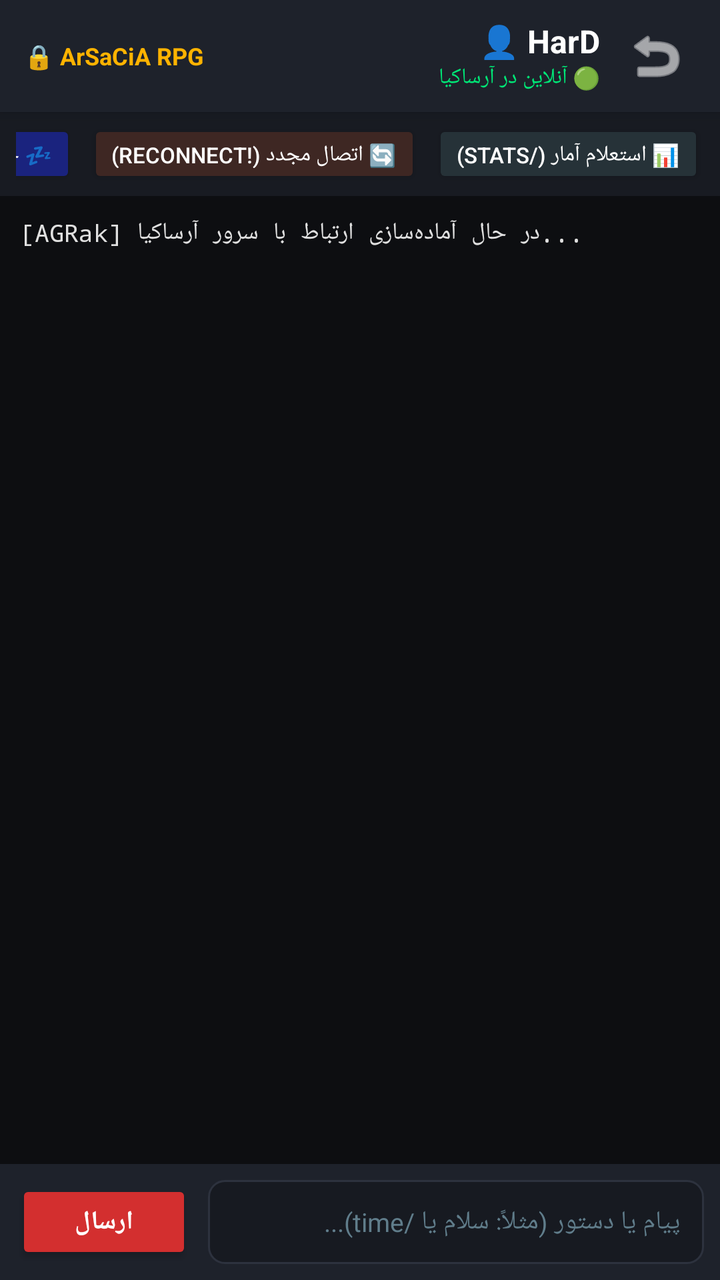
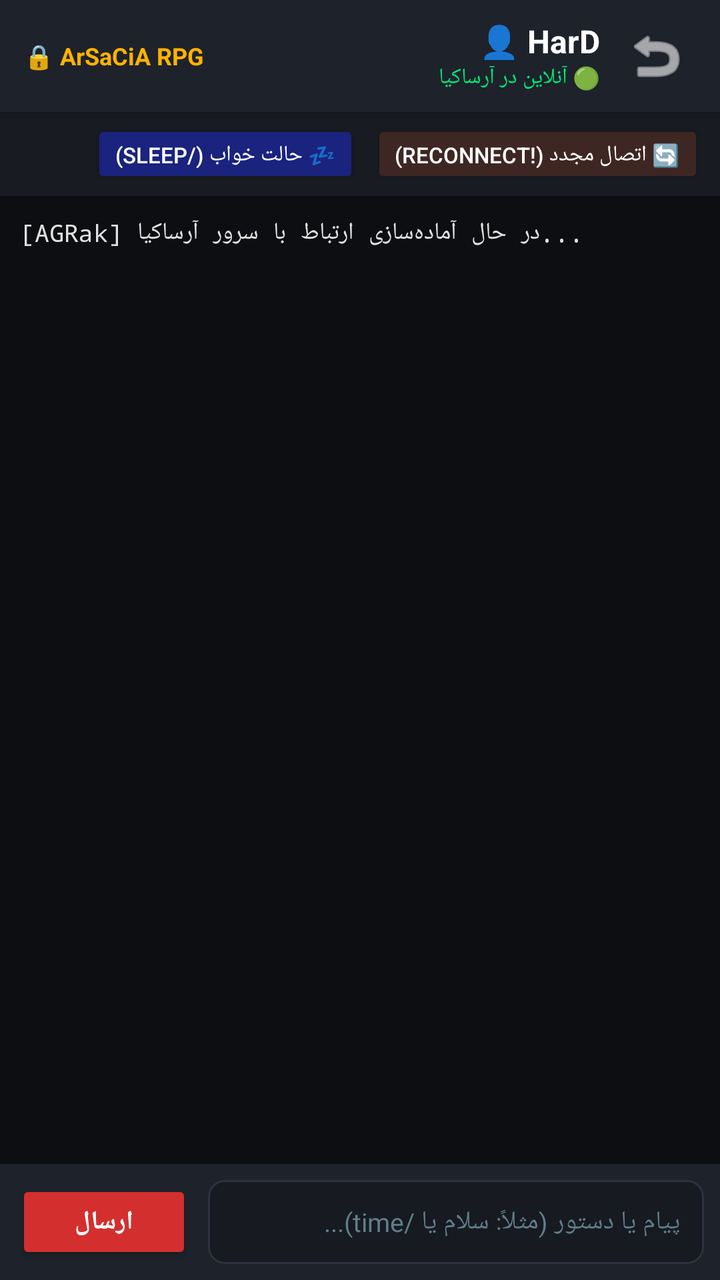

Compare the two renders of this Android layout. The source of the first and the diff that turns it into the second are given below.
<!-- AndroidManifest.xml: application theme Theme.AGRak -->
<!-- res/layout/activity_chat.xml -->
<?xml version="1.0" encoding="utf-8"?>
<LinearLayout xmlns:android="http://schemas.android.com/apk/res/android"
    xmlns:app="http://schemas.android.com/apk/res-auto"
    android:layout_width="match_parent"
    android:layout_height="match_parent"
    android:background="@color/bg_dark"
    android:orientation="vertical"
    android:layoutDirection="rtl">

    
    <androidx.cardview.widget.CardView
        android:layout_width="match_parent"
        android:layout_height="wrap_content"
        app:cardBackgroundColor="@color/card_dark"
        app:cardCornerRadius="0dp"
        app:cardElevation="4dp">

        <LinearLayout
            android:layout_width="match_parent"
            android:layout_height="56dp"
            android:gravity="center_vertical"
            android:orientation="horizontal"
            android:paddingHorizontal="12dp">

            <ImageButton
                android:id="@+id/btnBack"
                android:layout_width="40dp"
                android:layout_height="40dp"
                android:background="?attr/selectableItemBackgroundBorderless"
                android:src="@android:drawable/ic_menu_revert"
                android:tint="@color/text_white"
                android:contentDescription="بازگشت" />

            <LinearLayout
                android:layout_width="0dp"
                android:layout_height="wrap_content"
                android:layout_marginStart="8dp"
                android:layout_weight="1"
                android:orientation="vertical">

                <TextView
                    android:id="@+id/tvChatAccountName"
                    android:layout_width="wrap_content"
                    android:layout_height="wrap_content"
                    android:text="👤 HarD"
                    android:textColor="@color/text_white"
                    android:textSize="16sp"
                    android:textStyle="bold" />

                <TextView
                    android:id="@+id/tvChatStatus"
                    android:layout_width="wrap_content"
                    android:layout_height="wrap_content"
                    android:text="🟢 آنلاین در آرساکیا"
                    android:textColor="@color/status_green"
                    android:textSize="11sp" />
            </LinearLayout>

            
            <TextView
                android:layout_width="wrap_content"
                android:layout_height="wrap_content"
                android:text="🔒 ArSaCiA RPG"
                android:textColor="@color/accent_gold"
                android:textSize="12sp"
                android:textStyle="bold" />

        </LinearLayout>
    </androidx.cardview.widget.CardView>

    
    <HorizontalScrollView
        android:layout_width="match_parent"
        android:layout_height="wrap_content"
        android:background="#181B22"
        android:paddingVertical="4dp"
        android:paddingHorizontal="8dp"
        android:scrollbars="none">

        <LinearLayout
            android:layout_width="wrap_content"
            android:layout_height="wrap_content"
            android:orientation="horizontal">

            <Button
                android:id="@+id/btnQuickStats"
                android:layout_width="wrap_content"
                android:layout_height="34dp"
                android:layout_marginEnd="6dp"
                android:backgroundTint="#263238"
                android:text="📊 استعلام آمار (/stats)"
                android:textColor="@color/text_white"
                android:textSize="11sp" />

            <Button
                android:id="@+id/btnQuickReconnect"
                android:layout_width="wrap_content"
                android:layout_height="34dp"
                android:layout_marginEnd="6dp"
                android:backgroundTint="#3E2723"
                android:text="🔄 اتصال مجدد (!reconnect)"
                android:textColor="@color/text_white"
                android:textSize="11sp" />

            <Button
                android:id="@+id/btnQuickSleep"
                android:layout_width="wrap_content"
                android:layout_height="34dp"
                android:backgroundTint="#1A237E"
                android:text="💤 حالت خواب (/sleep)"
                android:textColor="@color/text_white"
                android:textSize="11sp" />
        </LinearLayout>
    </HorizontalScrollView>

    
    <ScrollView
        android:id="@+id/scrollConsole"
        android:layout_width="match_parent"
        android:layout_height="0dp"
        android:layout_weight="1"
        android:background="#0D0E11"
        android:padding="10dp"
        android:fillViewport="true">

        <TextView
            android:id="@+id/tvConsoleLogs"
            android:layout_width="match_parent"
            android:layout_height="wrap_content"
            android:textColor="#E0E0E0"
            android:textSize="12sp"
            android:typeface="monospace"
            android:textIsSelectable="true"
            android:text="[AGRak] در حال آماده‌سازی ارتباط با سرور آرساکیا...\n" />
    </ScrollView>

    
    <androidx.cardview.widget.CardView
        android:layout_width="match_parent"
        android:layout_height="wrap_content"
        app:cardBackgroundColor="@color/card_dark"
        app:cardCornerRadius="0dp"
        app:cardElevation="8dp">

        <LinearLayout
            android:layout_width="match_parent"
            android:layout_height="wrap_content"
            android:gravity="center_vertical"
            android:orientation="horizontal"
            android:padding="8dp">

            <EditText
                android:id="@+id/etChatMessage"
                android:layout_width="0dp"
                android:layout_height="42dp"
                android:layout_weight="1"
                android:background="@drawable/bg_input_field"
                android:hint="پیام یا دستور (مثلاً: سلام یا /time)..."
                android:textColorHint="@color/text_hint"
                android:textColor="@color/text_white"
                android:textSize="13sp"
                android:paddingHorizontal="12dp"
                android:singleLine="true" />

            <Button
                android:id="@+id/btnSendMessage"
                android:layout_width="wrap_content"
                android:layout_height="42dp"
                android:layout_marginStart="8dp"
                android:backgroundTint="@color/primary_red"
                android:text="@string/send"
                android:textColor="@color/text_white"
                android:textStyle="bold"
                android:textSize="13sp" />

        </LinearLayout>
    </androidx.cardview.widget.CardView>

</LinearLayout>
<!-- resources referenced by this layout -->
<resources>
  <color name="accent_gold">#FFB300</color>
  <color name="bg_dark">#121418</color>
  <color name="card_dark">#1E222B</color>
  <color name="primary_red">#D32F2F</color>
  <color name="status_green">#00E676</color>
  <color name="text_hint">#607D8B</color>
  <color name="text_white">#FFFFFF</color>
  <!-- drawable bg_input_field (drawable) -->
  <?xml version="1.0" encoding="utf-8"?>
  <shape xmlns:android="http://schemas.android.com/apk/res/android"
      android:shape="rectangle">
      <solid android:color="#171A21" />
      <stroke
          android:width="1dp"
          android:color="@color/card_stroke" />
      <corners android:radius="8dp" />
  </shape>
  <string name="send">ارسال</string>
  <style name="Theme.AGRak" parent="Theme.AppCompat.DayNight.NoActionBar">
          <item name="colorPrimary">@color/primary_red</item>
          <item name="colorPrimaryDark">@color/primary_red_dark</item>
          <item name="colorAccent">@color/accent_gold</item>
          <item name="android:windowBackground">@color/bg_dark</item>
          <item name="android:statusBarColor">#0A0B0E</item>
          <item name="android:navigationBarColor">#0A0B0E</item>
      </style>
  <color name="card_stroke">#2D323E</color>
  <color name="primary_red_dark">#9A0007</color>
</resources>

<!-- the commit's change to res/layout/activity_chat.xml (unified diff, before → after) -->
@@ -81,16 +81,6 @@
             android:layout_width="wrap_content"
             android:layout_height="wrap_content"
             android:orientation="horizontal">
-
-            <Button
-                android:id="@+id/btnQuickStats"
-                android:layout_width="wrap_content"
-                android:layout_height="34dp"
-                android:layout_marginEnd="6dp"
-                android:backgroundTint="#263238"
-                android:text="📊 استعلام آمار (/stats)"
-                android:textColor="@color/text_white"
-                android:textSize="11sp" />
 
             <Button
                 android:id="@+id/btnQuickReconnect"
